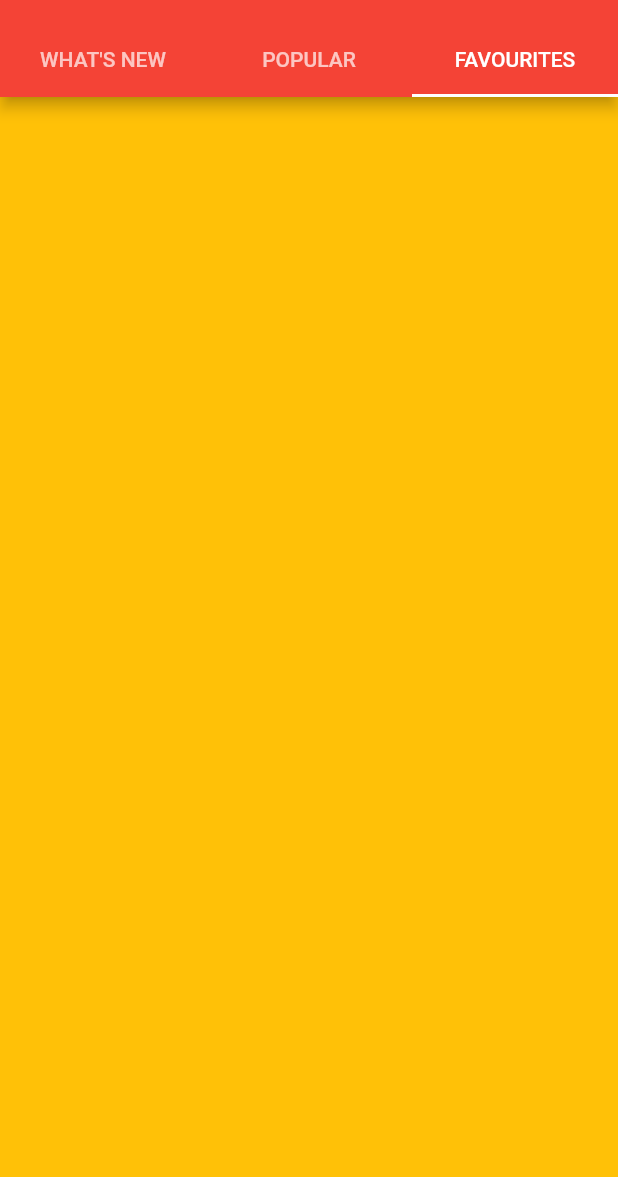
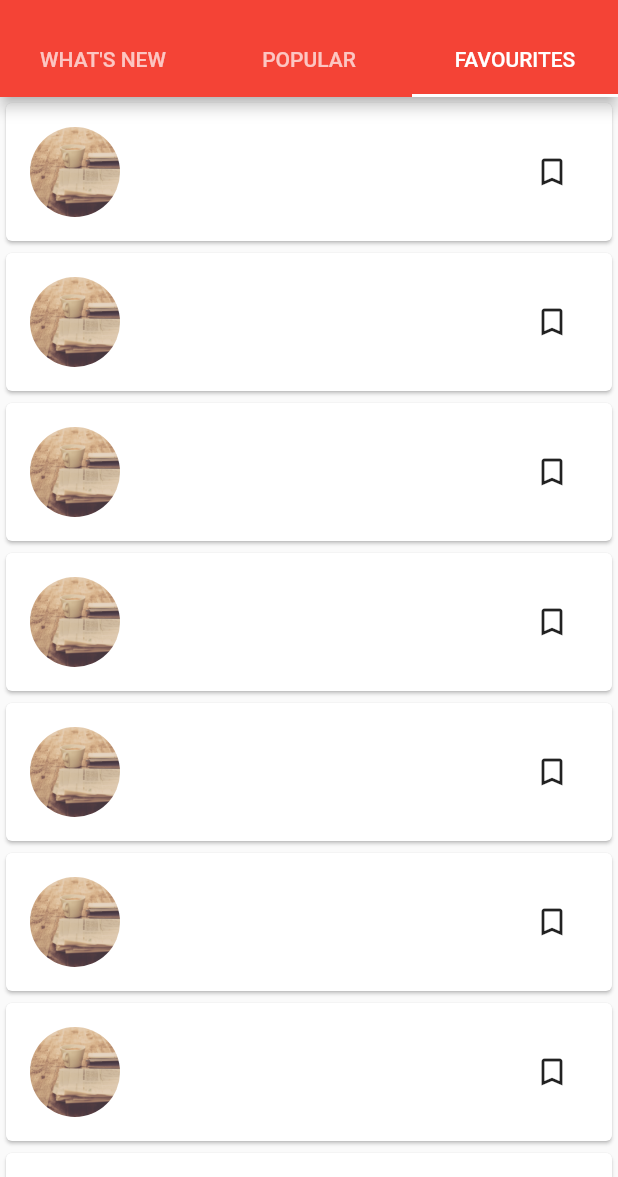
Before and after one commit to smailiAbdelkarim/newsApplication, a Flutter app: the HomeScreen screen opened directly, tab 3 chosen, on a phone screen of 412 x 824 dp, the part 59-1236 px from its top. Run offline on Flutter 3.47's test engine with Material 2 defaults, Android fonts, the phone set to English and light mode, and no system bars; our stand-ins replace shared_preferences; missing offline and left inert: page_view_indicator; accounts and stored records are empty.

Commit message:
add a card with image and bookmark icon

```diff
--- a/lib/screens/home_tabs/favourites.dart
+++ b/lib/screens/home_tabs/favourites.dart
@@ -1,3 +1,4 @@
+import 'package:flutter/cupertino.dart';
 import 'package:flutter/material.dart';
 class favourites extends StatefulWidget {
   @override
@@ -7,9 +8,53 @@ class favourites extends StatefulWidget {
 class _favouritesState extends State<favourites> {
   @override
   Widget build(BuildContext context) {
-    return Container(
-        color: Colors.amber,
+   return ListView.builder(
+       itemBuilder: (context,position){
+         return Card(
+           child: Container(
+             padding: EdgeInsets.all(16),
+             child: Column(
+               children: <Widget>[
 
+                 _authorRow(),
+                 _newsRow(),
+               ],
+             ),
+           ),
+         );
+       },
+     itemCount: 20,
+   );
+  }
+  Widget _authorRow(){
+    return Row(
+      mainAxisAlignment: MainAxisAlignment.spaceBetween,
+      children: <Widget>[
+        Row(
+          children: <Widget>[
+            Container(
+              width: 60,
+              height: 60,
+              decoration: BoxDecoration(
+                shape: BoxShape.circle,
+                image: DecorationImage(
+                  image: ExactAssetImage('assets/images/home.jpeg'),
+                  fit: BoxFit.cover
+                )
+              ),
+            )
+          ],
+        ),
+        IconButton(
+          icon: Icon(Icons.bookmark_border),
+          onPressed: (){},
+        ),
+
+      ],
     );
+
+  }
+  Widget _newsRow(){
+  return Container();
   }
 }
```
